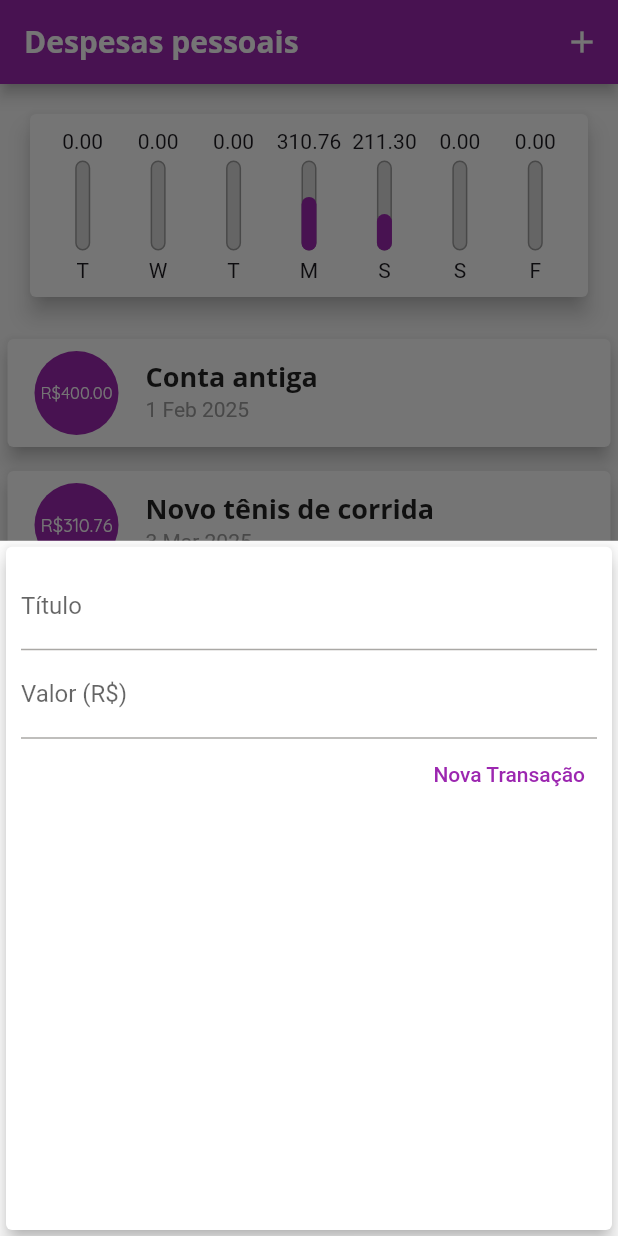
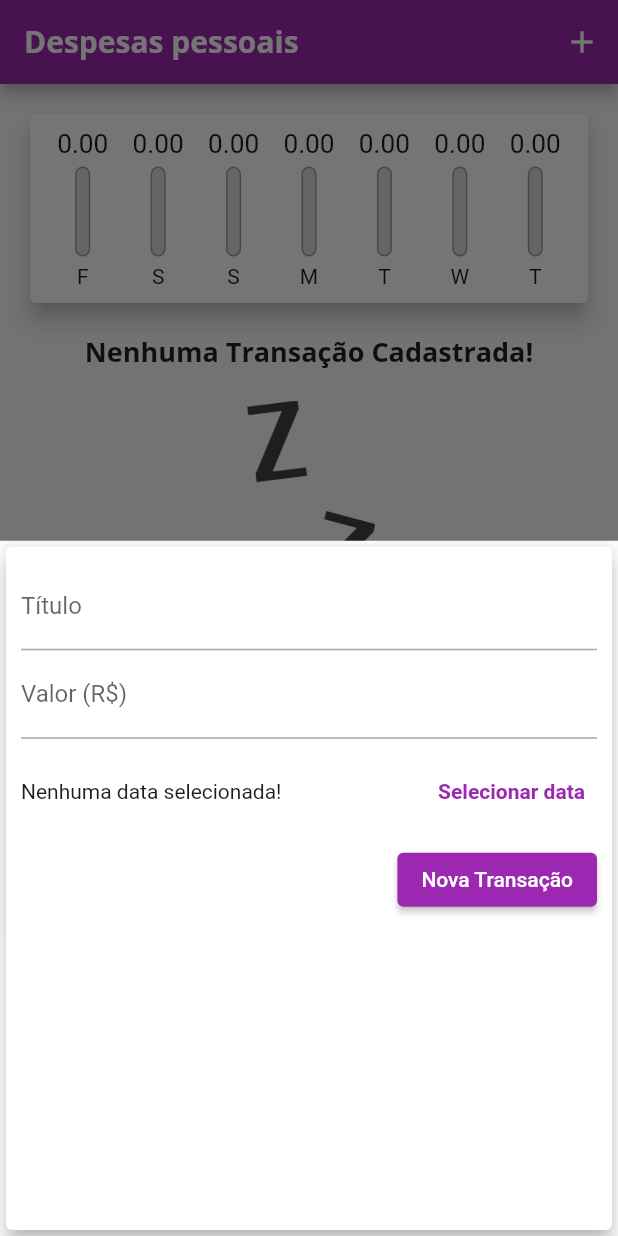
Before and after one commit to JJtankevans/controle_de_despesas, a Flutter app: the screen it shows after launch, after a tap on the "add" icon, on a phone screen of 412 x 824 dp. Run offline on Flutter 3.47's test engine with Material 3 defaults, Android fonts, the phone set to English and light mode, and no system bars.

Commit message:
feature:begin-of-datepicker-implementation

```diff
--- a/lib/components/chart.dart
+++ b/lib/components/chart.dart
@@ -25,7 +25,7 @@ class Chart extends StatelessWidget {
       }
 
       return {"day": DateFormat.E().format(weekDay)[0], "value": totalSum};
-    });
+    }).reversed.toList();
   }
 
   double get _weekTotalValue {
@@ -50,7 +50,7 @@ class Chart extends StatelessWidget {
                   child: ChartBar(
                     label: tr["day"].toString(),
                     value: tr["value"] as double,
-                    percentage: (tr["value"] as double) / _weekTotalValue,
+                    percentage: _weekTotalValue == 0 ? 0 : (tr["value"] as double) / _weekTotalValue,
                   ),
                 );
               }).toList(),
--- a/lib/components/chart_bar.dart
+++ b/lib/components/chart_bar.dart
@@ -16,7 +16,12 @@ class ChartBar extends StatelessWidget {
   Widget build(BuildContext context) {
     return Column(
       children: [
-        FittedBox(child: Text(value.toStringAsFixed(2))),
+        Container(
+          height: 20,
+          child: FittedBox(
+            child: Text(value.toStringAsFixed(2))
+          )
+        ),
         SizedBox(height: 5),
         Container(
           height: 60,
--- a/lib/components/transaction_form.dart
+++ b/lib/components/transaction_form.dart
@@ -1,28 +1,46 @@
 import 'package:flutter/material.dart';
+import 'package:intl/intl.dart';
 
 class TransactionForm extends StatefulWidget {
   const TransactionForm({required this.onSubmit, super.key});
 
-  final void Function(String, double) onSubmit;
+  final void Function(String, double, DateTime) onSubmit;
 
   @override
   State<TransactionForm> createState() => _TransactionFormState();
 }
 
 class _TransactionFormState extends State<TransactionForm> {
-
-  final titleController = TextEditingController();
-  final valueController = TextEditingController();
+  final _titleController = TextEditingController();
+  final _valueController = TextEditingController();
+  DateTime? _selectedDate;
 
   void _submitForm() {
-    final title = titleController.text;
-    final value = double.tryParse(valueController.text) ?? 0.0;
+    final title = _titleController.text;
+    final value = double.tryParse(_valueController.text) ?? 0.0;
 
-    if(title.isEmpty || value <= 0.0) {
+    if (title.isEmpty || value <= 0.0) {
       return;
     }
 
-    widget.onSubmit(title, value);
+    widget.onSubmit(title, value, _selectedDate!);
+  }
+
+  void _showDatePicker() {
+    showDatePicker(
+      context: context,
+      initialDate: DateTime.now(),
+      firstDate: DateTime(2015),
+      lastDate: DateTime.now(),
+    ).then((pickedDate) {
+      if (pickedDate == null) {
+        return;
+      }
+
+      setState(() {
+        _selectedDate = pickedDate;
+      });
+    });
   }
 
   @override
@@ -35,24 +53,42 @@ class _TransactionFormState extends State<TransactionForm> {
           children: [
             TextField(
               decoration: InputDecoration(labelText: "Título"),
-              controller: titleController,
+              controller: _titleController,
               onSubmitted: (_) => _submitForm(),
             ),
             TextField(
               decoration: InputDecoration(labelText: "Valor (R\$)"),
-              controller: valueController,
+              controller: _valueController,
               onSubmitted: (_) => _submitForm(),
               keyboardType: TextInputType.numberWithOptions(decimal: true),
+            ),
+            Container(
+              height: 70,
+              child: Row(
+                children: [
+                  Expanded(
+                    child: Text(
+                      _selectedDate == null
+                          ? "Nenhuma data selecionada!"
+                          : "Data selecionada: ${DateFormat("dd/MM/y").format(_selectedDate!)}",
+                    ),
+                  ),
+                  TextButton(
+                    onPressed: _showDatePicker,
+                    child: Text(
+                      "Selecionar data",
+                      style: TextStyle(fontWeight: FontWeight.bold),
+                    ),
+                  ),
+                ],
+              ),
             ),
             Row(
               mainAxisAlignment: MainAxisAlignment.end,
               children: [
-                TextButton(
+                ElevatedButton(
                   onPressed: _submitForm,
-                  child: Text(
-                    "Nova Transação",
-                    style: TextStyle(color: Colors.purple),
-                  ),
+                  child: Text("Nova Transação"),
                 ),
               ],
             ),
--- a/lib/main.dart
+++ b/lib/main.dart
@@ -54,26 +54,7 @@ class MyHomePage extends StatefulWidget {
 }
 
 class _MyHomePageState extends State<MyHomePage> {
-  final List<Transaction> _transactions = [
-    Transaction(
-      id: "t0",
-      title: "Conta antiga",
-      value: 400.00,
-      date: DateTime.now().subtract(Duration(days: 33)),
-    ),
-    Transaction(
-      id: "t1",
-      title: "Novo tênis de corrida",
-      value: 310.76,
-      date: DateTime.now().subtract(Duration(days: 3)),
-    ),
-    Transaction(
-      id: "t2",
-      title: "Conta de luz",
-      value: 211.30,
-      date: DateTime.now().subtract(Duration(days: 4)),
-    ),
-  ];
+  final List<Transaction> _transactions = [];
 
   List<Transaction> get _recentTransactions {
     return _transactions.where((tr) {
@@ -92,7 +73,7 @@ class _MyHomePageState extends State<MyHomePage> {
     );
   }
 
-  void _addTransaction(String title, double value) {
+  void _addTransaction(String title, double value, DateTime date) {
     final newTransaction = Transaction(
       id: Random().nextDouble().toString(),
       title: title,
```
